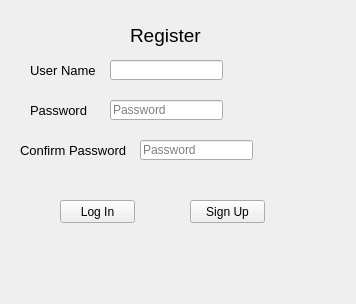
Above: ui/sign_up.ui from VicMbugua/TaskManagementSystem before the change. Below: the same form after it.
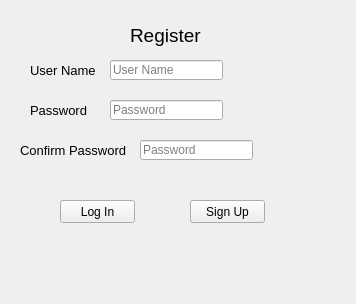
That is the form after the change.

Commit message: Fixed new user crashing problem

Diff of the .ui file:
```diff
--- a/ui/sign_up.ui
+++ b/ui/sign_up.ui
@@ -81,6 +81,9 @@
       <height>20</height>
      </rect>
     </property>
+    <property name="placeholderText">
+     <string>User Name</string>
+    </property>
    </widget>
    <widget class="QLabel" name="label_2">
     <property name="geometry">
```
Left out of the diff: 7 changed lines with no effect on the pictures. The commit also changes 15 other files.
